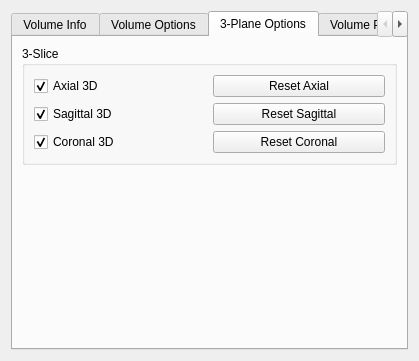
Qt form rtUI/volume3DOptions.ui (pengwg/vurtigo) before a commit.
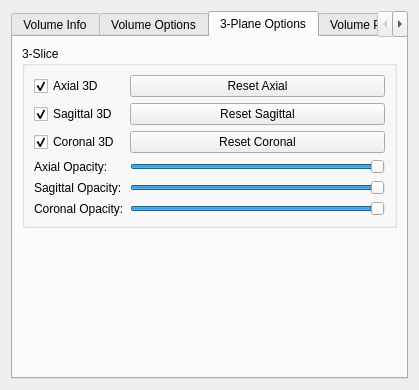
The same form after that commit. The open tabs and pages were chosen to show the change.

Commit message:
Added opacity sliders for the 2d cut planes. BugID: Analysis: The cut planes in the 3D volume can now be semi-transparent. The user can manipulate a slider to change their opacity.
Resolution:

Reviewed by:

Diff of the .ui file:
```diff
--- a/rtUI/volume3DOptions.ui
+++ b/rtUI/volume3DOptions.ui
@@ -7,7 +7,7 @@
     <x>0</x>
     <y>0</y>
     <width>419</width>
-    <height>361</height>
+    <height>390</height>
    </rect>
   </property>
   <property name="windowTitle">
@@ -268,7 +268,7 @@
             </property>
            </widget>
           </item>
-          <item row="1" column="0">
+          <item row="2" column="0">
            <widget class="QCheckBox" name="checkSagittal3D">
             <property name="text">
              <string>Sagittal 3D</string>
@@ -278,7 +278,7 @@
             </property>
            </widget>
           </item>
-          <item row="2" column="0">
+          <item row="3" column="0">
            <widget class="QCheckBox" name="checkCoronal3D">
             <property name="text">
              <string>Coronal 3D</string>
@@ -295,20 +295,80 @@
             </property>
            </widget>
           </item>
-          <item row="1" column="1">
+          <item row="2" column="1">
            <widget class="QPushButton" name="sagittalResetButton">
             <property name="text">
              <string>Reset Sagittal</string>
             </property>
            </widget>
           </item>
-          <item row="2" column="1">
+          <item row="3" column="1">
            <widget class="QPushButton" name="coronalResetButton">
             <property name="text">
              <string>Reset Coronal</string>
             </property>
            </widget>
           </item>
+          <item row="4" column="0">
+           <widget class="QLabel" name="label_12">
+            <property name="text">
+             <string>Axial Opacity:</string>
+            </property>
+           </widget>
+          </item>
+          <item row="4" column="1">
+           <widget class="QSlider" name="axialOpacitySlider">
+            <property name="maximum">
+             <number>100</number>
+            </property>
+            <property name="value">
+             <number>100</number>
+            </property>
+            <property name="orientation">
+             <enum>Qt::Horizontal</enum>
+            </property>
+           </widget>
+          </item>
+          <item row="5" column="0">
+           <widget class="QLabel" name="label_13">
+            <property name="text">
+             <string>Sagittal Opacity:</string>
+            </property>
+           </widget>
+          </item>
+          <item row="5" column="1">
+           <widget class="QSlider" name="sagittalOpacitySlider">
+            <property name="maximum">
+             <number>100</number>
+            </property>
+            <property name="value">
+             <number>100</number>
+            </property>
+            <property name="orientation">
+             <enum>Qt::Horizontal</enum>
+            </property>
+           </widget>
+          </item>
+          <item row="6" column="0">
+           <widget class="QLabel" name="label_14">
+            <property name="text">
+             <string>Coronal Opacity:</string>
+            </property>
+           </widget>
+          </item>
+          <item row="6" column="1">
+           <widget class="QSlider" name="coronalOpacitySlider">
+            <property name="maximum">
+             <number>100</number>
+            </property>
+            <property name="value">
+             <number>100</number>
+            </property>
+            <property name="orientation">
+             <enum>Qt::Horizontal</enum>
+            </property>
+           </widget>
+          </item>
          </layout>
         </widget>
        </item>
```
Left out of the diff: 2 changed lines with no effect on the pictures. The commit also changes 4 other files.
